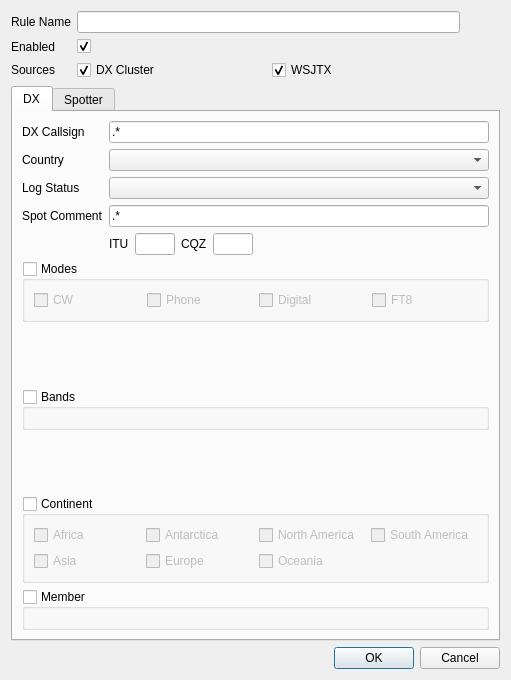
The window that ui/AlertRuleDetail.ui (jg3hlx/QLog) describes before a commit, drawn with Qt 5.
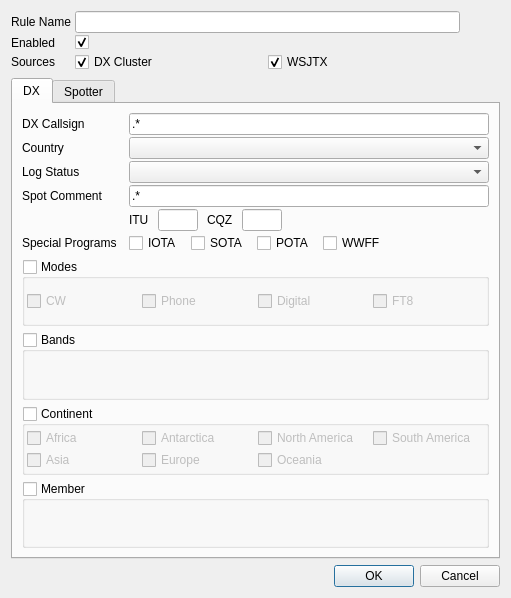
The same window after the commit.

Commit message: Alerts: Added SOTA, POTA, IOTA a WWFF setting

Patch:
```diff
--- a/ui/AlertRuleDetail.ui
+++ b/ui/AlertRuleDetail.ui
@@ -7,7 +7,7 @@
     <x>0</x>
     <y>0</y>
     <width>511</width>
-    <height>680</height>
+    <height>598</height>
    </rect>
   </property>
   <property name="windowTitle">
@@ -18,6 +18,12 @@
     <layout class="QHBoxLayout" name="horizontalLayout">
      <item>
       <layout class="QFormLayout" name="formLayout">
+       <property name="horizontalSpacing">
+        <number>4</number>
+       </property>
+       <property name="verticalSpacing">
+        <number>2</number>
+       </property>
        <item row="0" column="0">
         <widget class="QLabel" name="ruleNameLabel">
          <property name="text">
@@ -111,6 +117,12 @@
       <layout class="QVBoxLayout" name="verticalLayout_4">
        <item>
         <layout class="QFormLayout" name="formLayout_3">
+         <property name="horizontalSpacing">
+          <number>12</number>
+         </property>
+         <property name="verticalSpacing">
+          <number>2</number>
+         </property>
          <item row="0" column="0">
           <widget class="QLabel" name="dxCallsignLabel">
            <property name="text">
@@ -173,6 +185,9 @@
          </item>
          <item row="4" column="1">
           <layout class="QHBoxLayout" name="horizontalLayout_3">
+           <property name="spacing">
+            <number>9</number>
+           </property>
            <property name="topMargin">
             <number>0</number>
            </property>
@@ -243,6 +258,61 @@
            </item>
           </layout>
          </item>
+         <item row="5" column="1">
+          <layout class="QHBoxLayout" name="horizontalLayout_5">
+           <property name="spacing">
+            <number>9</number>
+           </property>
+           <item>
+            <widget class="QCheckBox" name="iotaCheckbox">
+             <property name="text">
+              <string>IOTA</string>
+             </property>
+            </widget>
+           </item>
+           <item>
+            <widget class="QCheckBox" name="sotaCheckbox">
+             <property name="text">
+              <string>SOTA</string>
+             </property>
+            </widget>
+           </item>
+           <item>
+            <widget class="QCheckBox" name="potaCheckbox">
+             <property name="text">
+              <string>POTA</string>
+             </property>
+            </widget>
+           </item>
+           <item>
+            <widget class="QCheckBox" name="wwffCheckbox">
+             <property name="text">
+              <string>WWFF</string>
+             </property>
+            </widget>
+           </item>
+           <item>
+            <spacer name="horizontalSpacer_3">
+             <property name="orientation">
+              <enum>Qt::Horizontal</enum>
+             </property>
+             <property name="sizeHint" stdset="0">
+              <size>
+               <width>40</width>
+               <height>20</height>
+              </size>
+             </property>
+            </spacer>
+           </item>
+          </layout>
+         </item>
+         <item row="5" column="0">
+          <widget class="QLabel" name="label">
+           <property name="text">
+            <string>Special Programs</string>
+           </property>
+          </widget>
+         </item>
         </layout>
        </item>
        <item>
@@ -269,10 +339,28 @@
           <bool>false</bool>
          </property>
          <layout class="QVBoxLayout" name="verticalLayout_2">
+          <property name="spacing">
+           <number>2</number>
+          </property>
+          <property name="leftMargin">
+           <number>2</number>
+          </property>
+          <property name="topMargin">
+           <number>2</number>
+          </property>
+          <property name="rightMargin">
+           <number>2</number>
+          </property>
+          <property name="bottomMargin">
+           <number>2</number>
+          </property>
           <item>
            <layout class="QGridLayout" name="modes_group">
             <property name="horizontalSpacing">
-             <number>7</number>
+             <number>4</number>
+            </property>
+            <property name="verticalSpacing">
+             <number>2</number>
             </property>
             <item row="0" column="1">
              <widget class="QCheckBox" name="phonecheckbox">
@@ -331,19 +419,6 @@
          </layout>
         </widget>
        </item>
-       <item>
-        <spacer name="verticalSpacer">
-         <property name="orientation">
-          <enum>Qt::Vertical</enum>
-         </property>
-         <property name="sizeHint" stdset="0">
-          <size>
-           <width>20</width>
-           <height>40</height>
-          </size>
-         </property>
-        </spacer>
-       </item>
        <item>
         <widget class="QGroupBox" name="bands">
          <property name="title">
@@ -356,25 +431,27 @@
           <bool>false</bool>
          </property>
          <layout class="QVBoxLayout" name="verticalLayout_6">
+          <property name="spacing">
+           <number>2</number>
+          </property>
+          <property name="leftMargin">
+           <number>2</number>
+          </property>
+          <property name="topMargin">
+           <number>2</number>
+          </property>
+          <property name="rightMargin">
+           <number>2</number>
+          </property>
+          <property name="bottomMargin">
+           <number>2</number>
+          </property>
           <item>
            <layout class="QGridLayout" name="band_group"/>
           </item>
          </layout>
         </widget>
        </item>
-       <item>
-        <spacer name="verticalSpacer_2">
-         <property name="orientation">
-          <enum>Qt::Vertical</enum>
-         </property>
-         <property name="sizeHint" stdset="0">
-          <size>
-           <width>20</width>
-           <height>40</height>
-          </size>
-         </property>
-        </spacer>
-       </item>
        <item>
         <widget class="QGroupBox" name="continent">
          <property name="title">
@@ -387,8 +464,29 @@
           <bool>false</bool>
          </property>
          <layout class="QVBoxLayout" name="verticalLayout_3">
+          <property name="spacing">
+           <number>2</number>
+          </property>
+          <property name="leftMargin">
+           <number>2</number>
+          </property>
+          <property name="topMargin">
+           <number>2</number>
+          </property>
+          <property name="rightMargin">
+           <number>2</number>
+          </property>
+          <property name="bottomMargin">
+           <number>2</number>
+          </property>
           <item>
            <layout class="QGridLayout" name="cont_group">
+            <property name="horizontalSpacing">
+             <number>4</number>
+            </property>
+            <property name="verticalSpacing">
+             <number>2</number>
+            </property>
             <item row="0" column="3">
              <widget class="QCheckBox" name="sacheckbox">
               <property name="text">
@@ -455,6 +553,21 @@
           <bool>false</bool>
          </property>
          <layout class="QVBoxLayout" name="verticalLayout_8">
+          <property name="spacing">
+           <number>2</number>
+          </property>
+          <property name="leftMargin">
+           <number>2</number>
+          </property>
+          <property name="topMargin">
+           <number>2</number>
+          </property>
+          <property name="rightMargin">
+           <number>2</number>
+          </property>
+          <property name="bottomMargin">
+           <number>2</number>
+          </property>
           <item>
            <layout class="QGridLayout" name="dxMemberGrid"/>
           </item>
```
Left out of the diff: 22 changed lines with no effect on the pictures. The commit also changes 5 other files.
